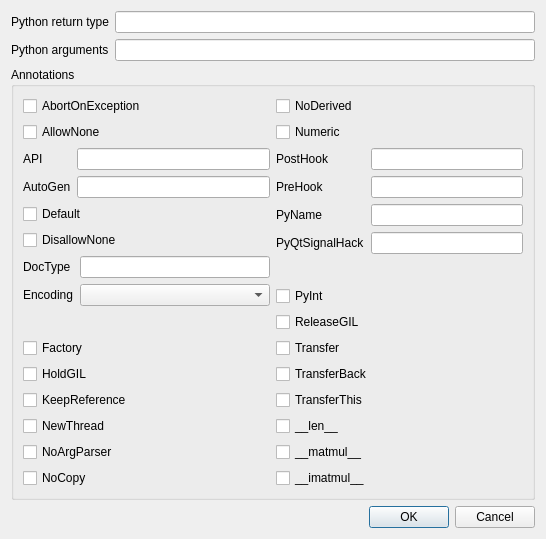
The window that metasip/api_editor/Designer/CallablePropertiesBase.ui (Python-SIP/metasip) describes before a commit, drawn with Qt 5.
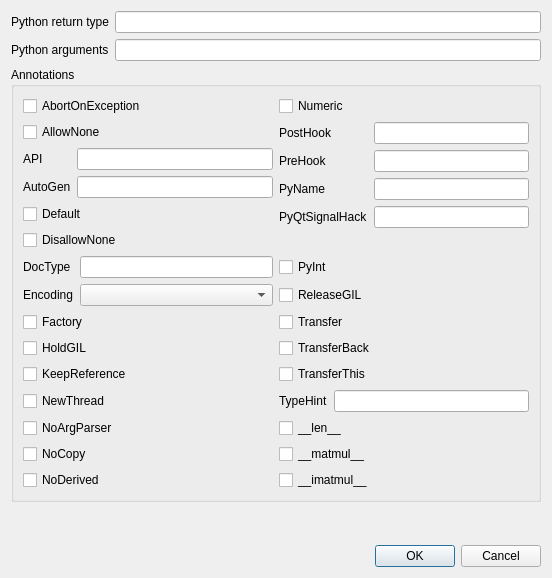
The same window after the commit.

Commit message: Added support for the /TypeHint/ annotations.

Diff of the .ui file:
```diff
--- a/metasip/api_editor/Designer/CallablePropertiesBase.ui
+++ b/metasip/api_editor/Designer/CallablePropertiesBase.ui
@@ -6,8 +6,8 @@
    <rect>
     <x>0</x>
     <y>0</y>
-    <width>546</width>
-    <height>533</height>
+    <width>552</width>
+    <height>578</height>
    </rect>
   </property>
   <property name="windowTitle">
@@ -52,9 +52,9 @@
        </widget>
       </item>
       <item row="0" column="1">
-       <widget class="QCheckBox" name="noDerivedCb">
+       <widget class="QCheckBox" name="numericCb">
         <property name="text">
-         <string>NoDerived</string>
+         <string>Numeric</string>
         </property>
        </widget>
       </item>
@@ -65,38 +65,7 @@
         </property>
        </widget>
       </item>
-      <item row="1" column="1">
-       <widget class="QCheckBox" name="numericCb">
-        <property name="text">
-         <string>Numeric</string>
-        </property>
-       </widget>
-      </item>
-      <item row="2" column="0">
-       <layout class="QFormLayout" name="formLayout_2">
-        <item row="0" column="0">
-         <widget class="QLabel" name="label_3">
-          <property name="text">
-           <string>API</string>
-          </property>
-         </widget>
-        </item>
-        <item row="0" column="1">
-         <widget class="QLineEdit" name="api"/>
-        </item>
-        <item row="1" column="0">
-         <widget class="QLabel" name="label_4">
-          <property name="text">
-           <string>AutoGen</string>
-          </property>
-         </widget>
-        </item>
-        <item row="1" column="1">
-         <widget class="QLineEdit" name="autoGen"/>
-        </item>
-       </layout>
-      </item>
-      <item row="2" column="1" rowspan="4">
+      <item row="1" column="1" rowspan="4">
        <layout class="QFormLayout" name="formLayout_4">
         <item row="0" column="0">
          <widget class="QLabel" name="label_7">
@@ -140,6 +109,30 @@
         </item>
        </layout>
       </item>
+      <item row="2" column="0">
+       <layout class="QFormLayout" name="formLayout_2">
+        <item row="0" column="0">
+         <widget class="QLabel" name="label_3">
+          <property name="text">
+           <string>API</string>
+          </property>
+         </widget>
+        </item>
+        <item row="0" column="1">
+         <widget class="QLineEdit" name="api"/>
+        </item>
+        <item row="1" column="0">
+         <widget class="QLabel" name="label_4">
+          <property name="text">
+           <string>AutoGen</string>
+          </property>
+         </widget>
+        </item>
+        <item row="1" column="1">
+         <widget class="QLineEdit" name="autoGen"/>
+        </item>
+       </layout>
+      </item>
       <item row="3" column="0">
        <widget class="QCheckBox" name="defaultCb">
         <property name="text">
@@ -178,69 +171,90 @@
         </item>
        </layout>
       </item>
-      <item row="6" column="1">
+      <item row="5" column="1">
        <widget class="QCheckBox" name="pyIntCb">
         <property name="text">
          <string>PyInt</string>
         </property>
        </widget>
       </item>
-      <item row="7" column="1">
+      <item row="6" column="1">
        <widget class="QCheckBox" name="releaseGILCb">
         <property name="text">
          <string>ReleaseGIL</string>
         </property>
        </widget>
       </item>
-      <item row="8" column="0">
+      <item row="7" column="0">
        <widget class="QCheckBox" name="factoryCb">
         <property name="text">
          <string>Factory</string>
         </property>
        </widget>
       </item>
-      <item row="8" column="1">
+      <item row="7" column="1">
        <widget class="QCheckBox" name="transferCb">
         <property name="text">
          <string>Transfer</string>
         </property>
        </widget>
       </item>
-      <item row="9" column="0">
+      <item row="8" column="0">
        <widget class="QCheckBox" name="holdGILCb">
         <property name="text">
          <string>HoldGIL</string>
         </property>
        </widget>
       </item>
-      <item row="9" column="1">
+      <item row="8" column="1">
        <widget class="QCheckBox" name="transferBackCb">
         <property name="text">
          <string>TransferBack</string>
         </property>
        </widget>
       </item>
-      <item row="10" column="0">
+      <item row="9" column="0">
        <widget class="QCheckBox" name="keepRefCb">
         <property name="text">
          <string>KeepReference</string>
         </property>
        </widget>
       </item>
-      <item row="10" column="1">
+      <item row="9" column="1">
        <widget class="QCheckBox" name="transferThisCb">
         <property name="text">
          <string>TransferThis</string>
         </property>
        </widget>
       </item>
-      <item row="11" column="0">
+      <item row="10" column="0">
        <widget class="QCheckBox" name="newThreadCb">
         <property name="text">
          <string>NewThread</string>
         </property>
        </widget>
       </item>
+      <item row="10" column="1">
+       <layout class="QFormLayout" name="formLayout_5">
+        <item row="0" column="0">
+         <widget class="QLabel" name="label_11">
+          <property name="text">
+           <string>TypeHint</string>
+          </property>
+         </widget>
+        </item>
+        <item row="0" column="1">
+         <widget class="QLineEdit" name="typeHint"/>
+        </item>
+       </layout>
+      </item>
+      <item row="11" column="0">
+       <widget class="QCheckBox" name="noArgParserCb">
+        <property name="text">
+         <string>NoArgParser</string>
+        </property>
+       </widget>
+      </item>
       <item row="11" column="1">
        <widget class="QCheckBox" name="lenCb">
         <property name="text">
@@ -249,9 +263,9 @@
        </widget>
       </item>
       <item row="12" column="0">
-       <widget class="QCheckBox" name="noArgParserCb">
+       <widget class="QCheckBox" name="noCopyCb">
         <property name="text">
-         <string>NoArgParser</string>
+         <string>NoCopy</string>
         </property>
        </widget>
       </item>
@@ -263,9 +277,9 @@
        </widget>
       </item>
       <item row="13" column="0">
-       <widget class="QCheckBox" name="noCopyCb">
+       <widget class="QCheckBox" name="noDerivedCb">
         <property name="text">
-         <string>NoCopy</string>
+         <string>NoDerived</string>
         </property>
        </widget>
       </item>
```
Left out of the diff: 1 changed line with no effect on the pictures. The commit also changes 5 other files.
